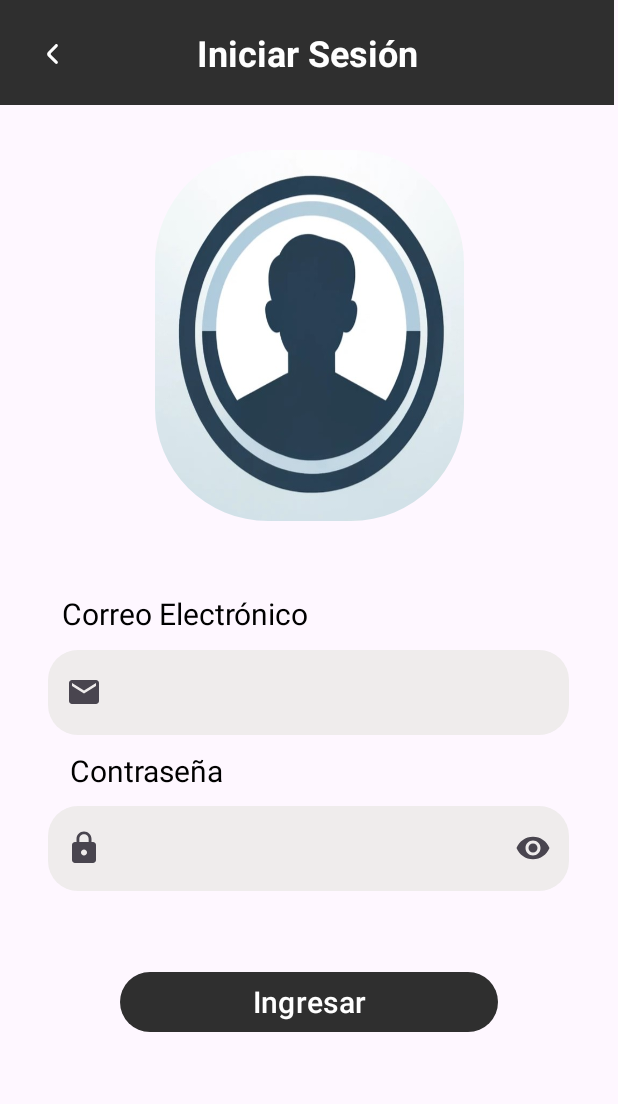
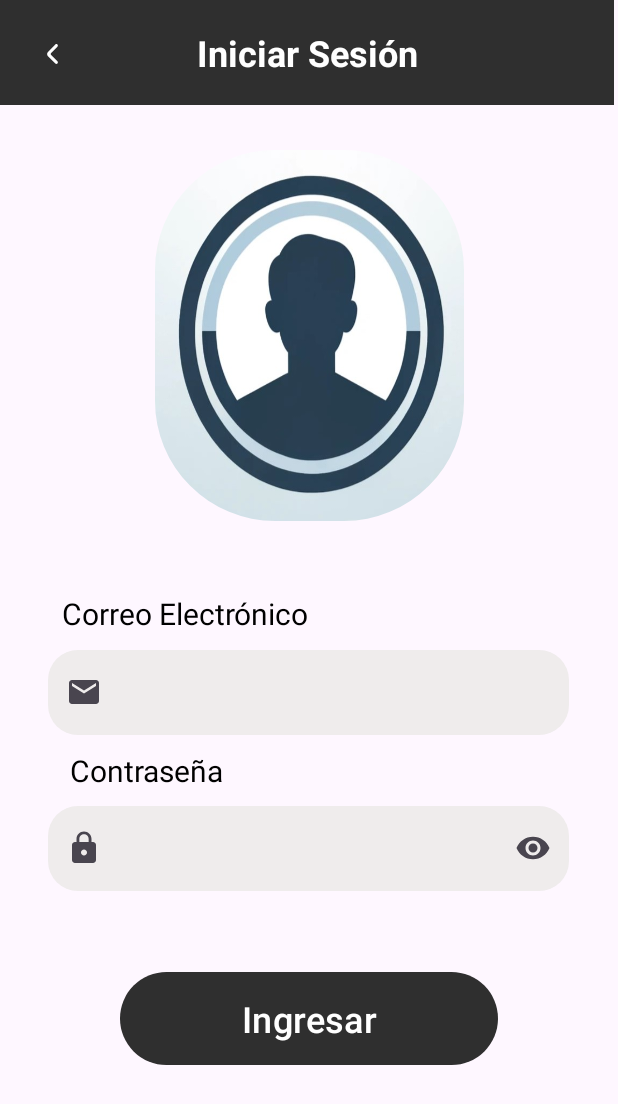
Before and after one commit to Jotafonkas/Proyecto-Fixit-Final, an Android app: the screen it shows after launch (LoginSpecialist), on a phone screen of 412 x 824 dp. Shown: the top 1104 px of the screen. Run offline under Robolectric (Android 15) with nearby library versions, the phone set to English and light mode, and no system bars; our stand-ins replace Firebase (no records; nobody signed in at launch, a user with empty details on screens opened directly).

Commit message:
correciones layouts

```diff
--- a/app/src/main/res/layout/login_especialista.xml
+++ b/app/src/main/res/layout/login_especialista.xml
@@ -43,7 +43,7 @@
         app:layout_constraintStart_toStartOf="parent"
         app:layout_constraintEnd_toEndOf="parent"
         app:layout_constraintTop_toBottomOf="@+id/LoginEspecialista"
-        app:shapeAppearanceOverlay="@style/radius7"/>
+        app:shapeAppearanceOverlay="@style/radius8"/>
 
     <LinearLayout
         android:id="@+id/editTextContainer"
@@ -122,13 +122,13 @@
     <Button
         android:id="@+id/btn_login_specialist"
         android:layout_width="0dp"
-        android:layout_height="wrap_content"
+        android:layout_height="70dp"
         android:layout_marginStart="80dp"
         android:layout_marginTop="50dp"
         android:layout_marginEnd="80dp"
         android:onClick="openHome"
         android:text="@string/btnLogin"
-        android:textSize="20sp"
+        android:textSize="24sp"
         app:layout_constraintEnd_toEndOf="parent"
         app:layout_constraintHorizontal_bias="0.0"
         app:layout_constraintStart_toStartOf="parent"
--- a/app/src/main/res/values/styles.xml
+++ b/app/src/main/res/values/styles.xml
@@ -42,5 +42,11 @@
         <item name="cornerSizeBottomLeft">75dp</item>
         <item name="cornerSizeBottomRight">75dp</item>
     </style>
+    <style name="radius8">
+        <item name="cornerSizeTopRight">80dp</item>
+        <item name="cornerSizeTopLeft">80dp</item>
+        <item name="cornerSizeBottomLeft">80dp</item>
+        <item name="cornerSizeBottomRight">80dp</item>
+    </style>
 
 </resources>
```
